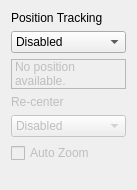
Before: the Qt Designer form src/lib/CurrentLocationWidget.ui in KDE/marble, drawn with Qt 5.
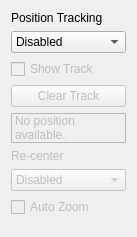
After: the same form once the commit is applied.

Commit message: CurrentLocationWidget: UI to toggle display and clear the track

```diff
--- a/src/lib/CurrentLocationWidget.ui
+++ b/src/lib/CurrentLocationWidget.ui
@@ -7,7 +7,7 @@
     <x>0</x>
     <y>0</y>
     <width>137</width>
-    <height>190</height>
+    <height>237</height>
    </rect>
   </property>
   <property name="windowTitle">
@@ -39,6 +39,26 @@
      </item>
     </widget>
    </item>
+   <item>
+    <widget class="QCheckBox" name="showTrackCheckBox">
+     <property name="enabled">
+      <bool>false</bool>
+     </property>
+     <property name="text">
+      <string>Show Track</string>
+     </property>
+    </widget>
+   </item>
+   <item>
+    <widget class="QPushButton" name="clearTrackPushButton">
+     <property name="enabled">
+      <bool>false</bool>
+     </property>
+     <property name="text">
+      <string>Clear Track</string>
+     </property>
+    </widget>
+   </item>
    <item>
     <widget class="QLabel" name="locationLabel">
      <property name="enabled">
```
The commit also changes 2 other files.
